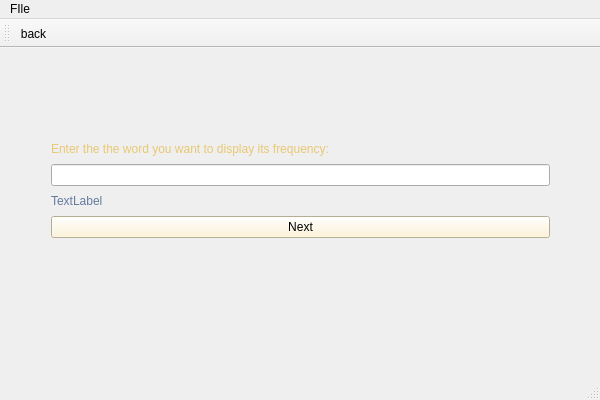
Old version of the form SearchPage.ui in the repository Rrr3rrr2004/Word-Frequency-Count.
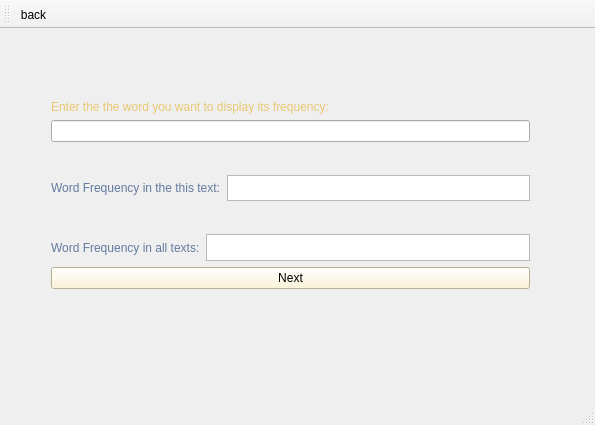
New version of the form. Icons and pictures are not drawn.

The edit to the form file:
```diff
--- a/SearchPage.ui
+++ b/SearchPage.ui
@@ -6,26 +6,26 @@
    <rect>
     <x>0</x>
     <y>0</y>
-    <width>600</width>
-    <height>400</height>
+    <width>595</width>
+    <height>425</height>
    </rect>
   </property>
   <property name="windowTitle">
    <string>SearchPage</string>
   </property>
   <widget class="QWidget" name="centralWidget">
-   <widget class="QWidget" name="layoutWidget">
+   <widget class="QWidget" name="">
     <property name="geometry">
      <rect>
       <x>40</x>
-      <y>80</y>
-      <width>521</width>
-      <height>121</height>
+      <y>60</y>
+      <width>501</width>
+      <height>211</height>
      </rect>
     </property>
-    <layout class="QVBoxLayout" name="verticalLayout">
-     <item>
-      <widget class="QLabel" name="label">
+    <layout class="QGridLayout" name="gridLayout">
+     <item row="0" column="0">
+      <widget class="QLabel" name="subTitle1">
        <property name="styleSheet">
         <string notr="true">color: rgb(232, 200, 114);
 font: 700 12pt &quot;Times New Roman&quot;;</string>
@@ -35,7 +35,7 @@
        </property>
       </widget>
      </item>
-     <item>
+     <item row="1" column="0">
       <widget class="QLineEdit" name="lineEdit">
        <property name="sizePolicy">
         <sizepolicy hsizetype="Expanding" vsizetype="Preferred">
@@ -45,19 +45,60 @@
        </property>
       </widget>
      </item>
-     <item>
-      <widget class="QLabel" name="label_2">
-       <property name="styleSheet">
-        <string notr="true">font: 700 12pt &quot;Times New Roman&quot;;
+     <item row="5" column="0">
+      <layout class="QHBoxLayout" name="horizontalLayout_2">
+       <item>
+        <widget class="QLabel" name="label_3">
+         <property name="styleSheet">
+          <string notr="true">font: 700 12pt &quot;Times New Roman&quot;;
 color: rgb(99, 122, 159);</string>
+         </property>
+         <property name="text">
+          <string>Word Frequency in all texts:</string>
+         </property>
+        </widget>
+       </item>
+       <item>
+        <widget class="QTextEdit" name="wordFreqGlobal"/>
+       </item>
+      </layout>
+     </item>
+     <item row="3" column="0">
+      <layout class="QHBoxLayout" name="horizontalLayout">
+       <item>
+        <widget class="QLabel" name="label_2">
+         <property name="styleSheet">
+          <string notr="true">font: 700 12pt &quot;Times New Roman&quot;;
+color: rgb(99, 122, 159);</string>
+         </property>
+         <property name="text">
+          <string>Word Frequency in the this text:</string>
+         </property>
+        </widget>
+       </item>
+       <item>
+        <widget class="QTextEdit" name="wordFreqLocal"/>
+       </item>
+      </layout>
+     </item>
+     <item row="4" column="0">
+      <spacer name="verticalSpacer">
+       <property name="orientation">
+        <enum>Qt::Orientation::Vertical</enum>
        </property>
-       <property name="text">
-        <string>TextLabel</string>
+       <property name="sizeType">
+        <enum>QSizePolicy::Policy::Minimum</enum>
        </property>
-      </widget>
+       <property name="sizeHint" stdset="0">
+        <size>
+         <width>20</width>
+         <height>40</height>
+        </size>
+       </property>
+      </spacer>
      </item>
-     <item>
-      <widget class="QPushButton" name="pushButton">
+     <item row="6" column="0">
+      <widget class="QPushButton" name="next">
        <property name="sizePolicy">
         <sizepolicy hsizetype="Minimum" vsizetype="Preferred">
          <horstretch>0</horstretch>
@@ -73,26 +114,25 @@
        </property>
       </widget>
      </item>
+     <item row="2" column="0">
+      <spacer name="verticalSpacer_2">
+       <property name="orientation">
+        <enum>Qt::Orientation::Vertical</enum>
+       </property>
+       <property name="sizeType">
+        <enum>QSizePolicy::Policy::Minimum</enum>
+       </property>
+       <property name="sizeHint" stdset="0">
+        <size>
+         <width>20</width>
+         <height>40</height>
+        </size>
+       </property>
+      </spacer>
+     </item>
     </layout>
    </widget>
   </widget>
-  <widget class="QMenuBar" name="menuBar">
-   <property name="geometry">
-    <rect>
-     <x>0</x>
-     <y>0</y>
-     <width>600</width>
-     <height>21</height>
-    </rect>
-   </property>
-   <widget class="QMenu" name="menuFIle">
-    <property name="title">
-     <string>FIle</string>
-    </property>
-    <addaction name="back"/>
-   </widget>
-   <addaction name="menuFIle"/>
-  </widget>
   <widget class="QToolBar" name="mainToolBar">
    <attribute name="toolBarArea">
     <enum>TopToolBarArea</enum>
```
